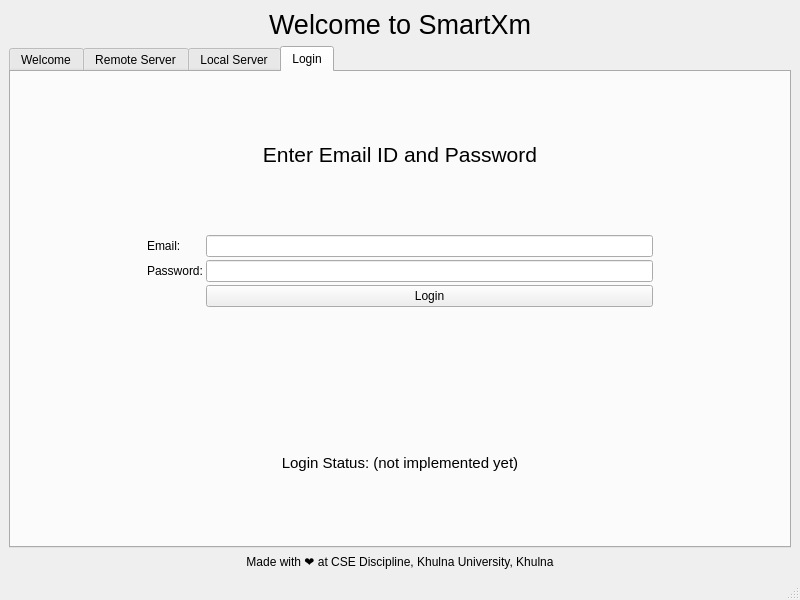
First picture: the form in src/SmartXm-CSEKU/welcomewindow.ui, repository KaziRifatMorshed/SmartXm, before the edit.
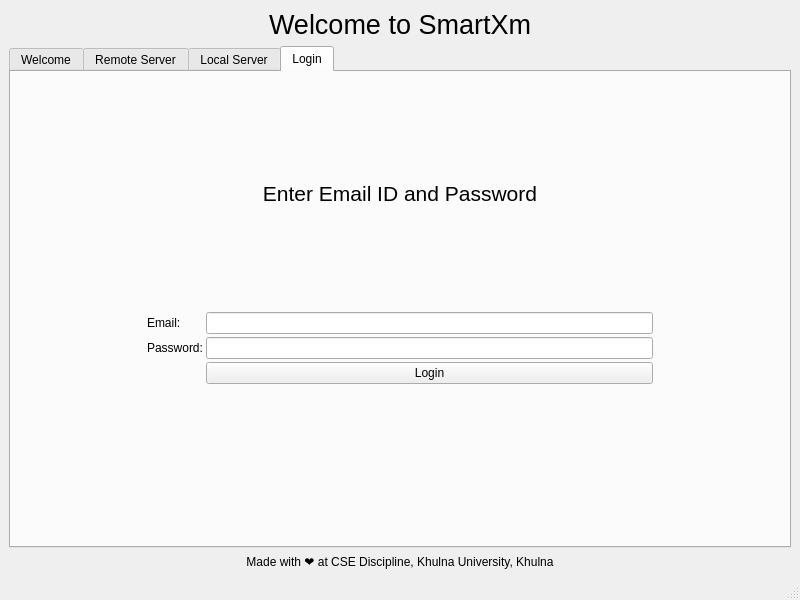
Second picture: the form after the edit. Icons and pictures are not drawn.

```diff
--- a/src/SmartXm-CSEKU/welcomewindow.ui
+++ b/src/SmartXm-CSEKU/welcomewindow.ui
@@ -279,13 +279,6 @@
           </item>
          </layout>
         </item>
-        <item>
-         <widget class="QLabel" name="loginStatus_label_9">
-          <property name="text">
-           <string>&lt;html&gt;&lt;head/&gt;&lt;body&gt;&lt;p align=&quot;center&quot;&gt;&lt;span style=&quot; font-size:11pt;&quot;&gt;Login Status: (not implemented yet)&lt;/span&gt;&lt;/p&gt;&lt;/body&gt;&lt;/html&gt;</string>
-          </property>
-         </widget>
-        </item>
        </layout>
       </widget>
      </widget>
```
